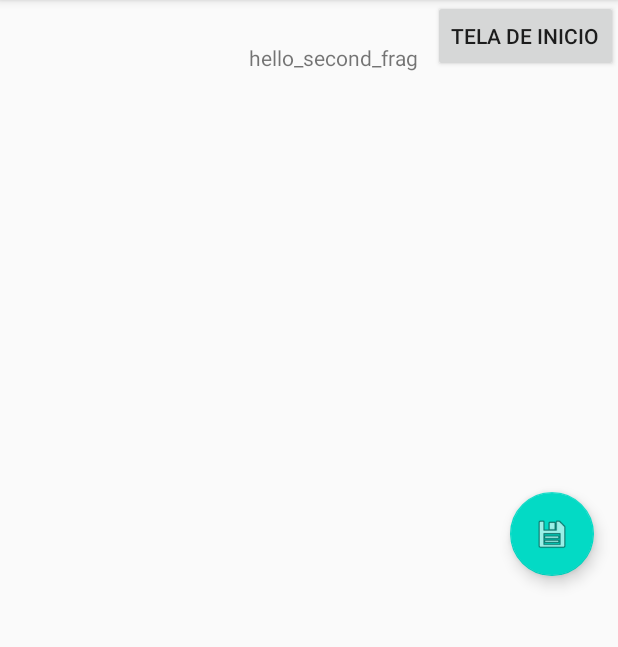
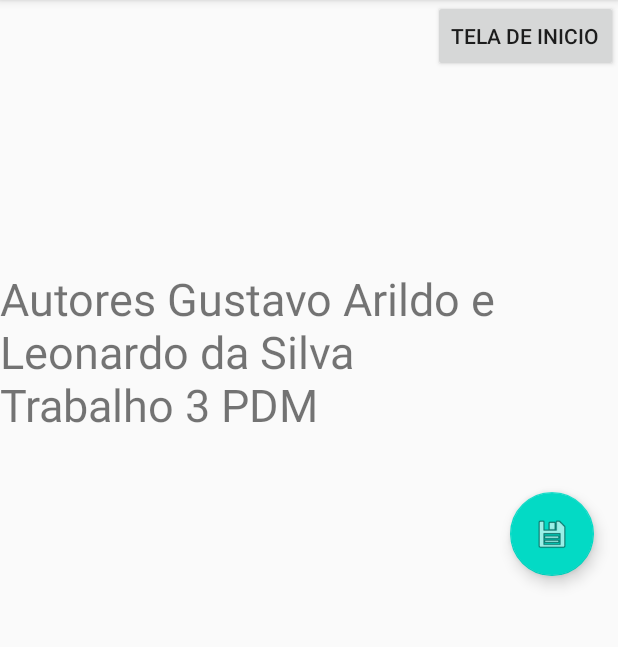
Before and after one commit to gustavoarildo/FormularioCondominio, an Android app: the SecondFragment screen opened through its navigation route, on a phone screen of 412 x 824 dp, the part 84-731 px from its top. Run offline under Robolectric (Android 15) with nearby library versions, the phone set to English and light mode, and no system bars.

Commit message:
#10 aplicação pronta

```diff
--- a/app/src/main/res/layout/fragment_second.xml
+++ b/app/src/main/res/layout/fragment_second.xml
@@ -18,9 +18,12 @@
         android:id="@+id/textView_second"
         android:layout_width="wrap_content"
         android:layout_height="wrap_content"
-        android:layout_marginEnd="10dp"
-        android:text="@string/hello_second_frag"
-        app:layout_constraintBottom_toBottomOf="@+id/button_second"
-        app:layout_constraintEnd_toStartOf="@+id/button_second" />
+        android:layout_marginBottom="300dp"
+        android:text="@string/autores_gustavo_arildo_e_leonardo_da_silva_ntrabalho_3_pdm"
+        android:textSize="30sp"
+        app:layout_constraintBottom_toBottomOf="parent"
+        app:layout_constraintEnd_toEndOf="parent"
+        app:layout_constraintStart_toStartOf="parent"
+        app:layout_constraintTop_toTopOf="parent" />
 
 </androidx.constraintlayout.widget.ConstraintLayout>
--- a/app/src/main/res/values/strings.xml
+++ b/app/src/main/res/values/strings.xml
@@ -27,4 +27,6 @@
     <string name="voltar_tela_1">voltar_tela_1</string>
     <string name="creditos">Creditos</string>
     <string name="tela_de_inicio">Tela de inicio</string>
+    <string name="autores_gustavo_arildo_e_leonardo_da_silva">Autores: Gustavo Arildo e Leonardo da Silva</string>
+    <string name="autores_gustavo_arildo_e_leonardo_da_silva_ntrabalho_3_pdm">Autores Gustavo Arildo e Leonardo da Silva \nTrabalho 3 PDM</string>
 </resources>
```
